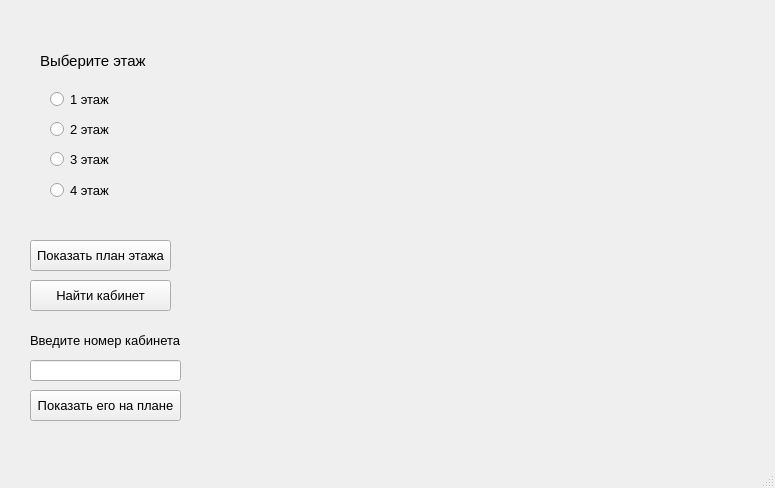
Above: template.ui from tanyaflos76/project_1 before the change. Below: the same form after it.
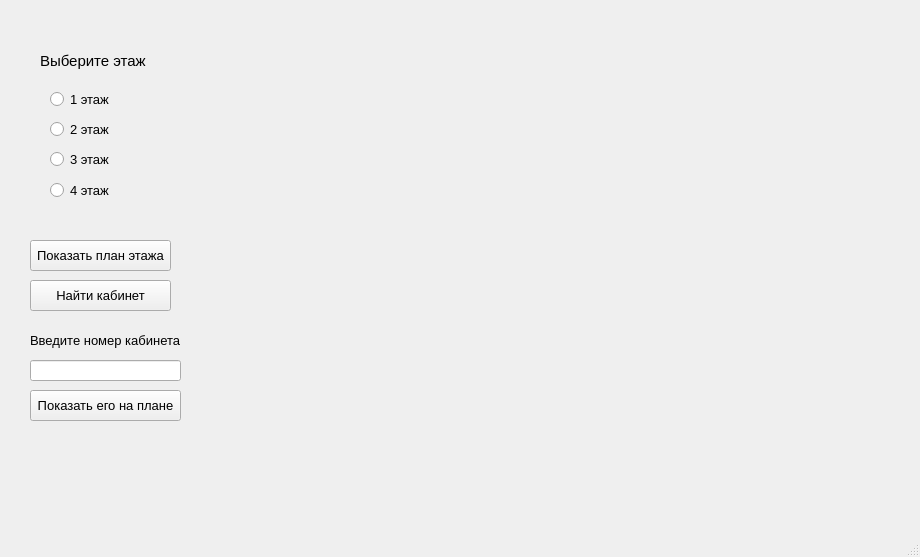
That is the form after the change.

Commit message: changing size is unavailable

The edit to the form file:
```diff
--- a/template.ui
+++ b/template.ui
@@ -6,10 +6,22 @@
    <rect>
     <x>0</x>
     <y>0</y>
-    <width>775</width>
-    <height>488</height>
+    <width>920</width>
+    <height>557</height>
    </rect>
   </property>
+  <property name="minimumSize">
+   <size>
+    <width>920</width>
+    <height>557</height>
+   </size>
+  </property>
+  <property name="maximumSize">
+   <size>
+    <width>920</width>
+    <height>557</height>
+   </size>
+  </property>
   <property name="windowTitle">
    <string>Навигация</string>
   </property>
```
Left out of the diff: 2 changed lines with no effect on the pictures.
